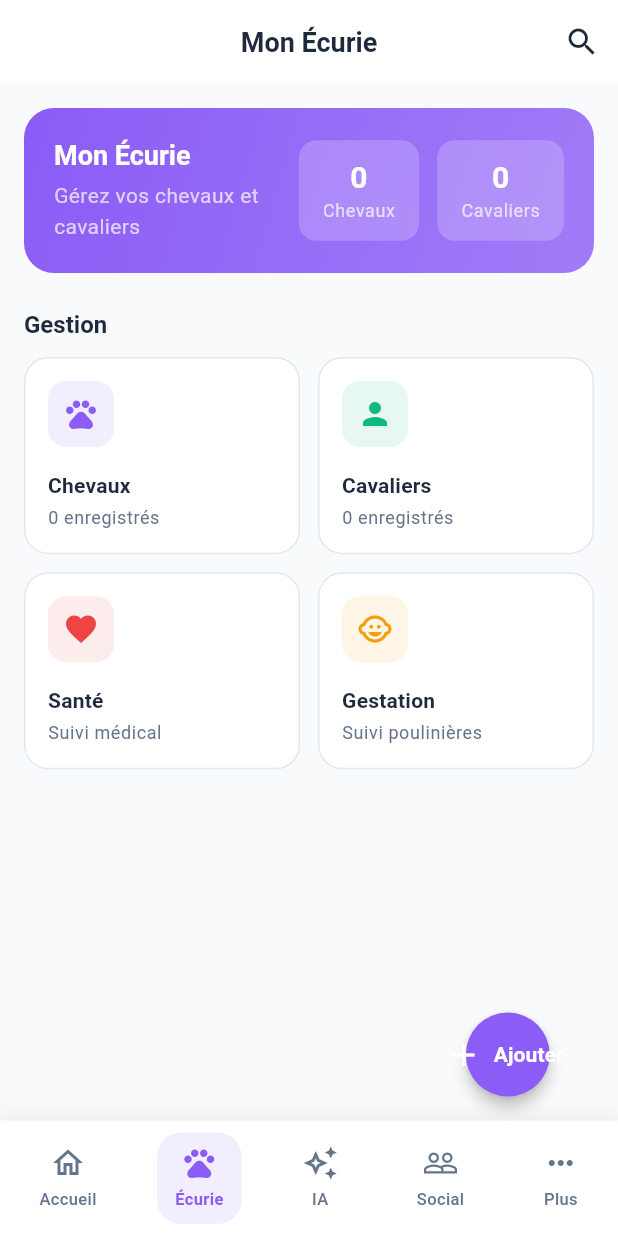
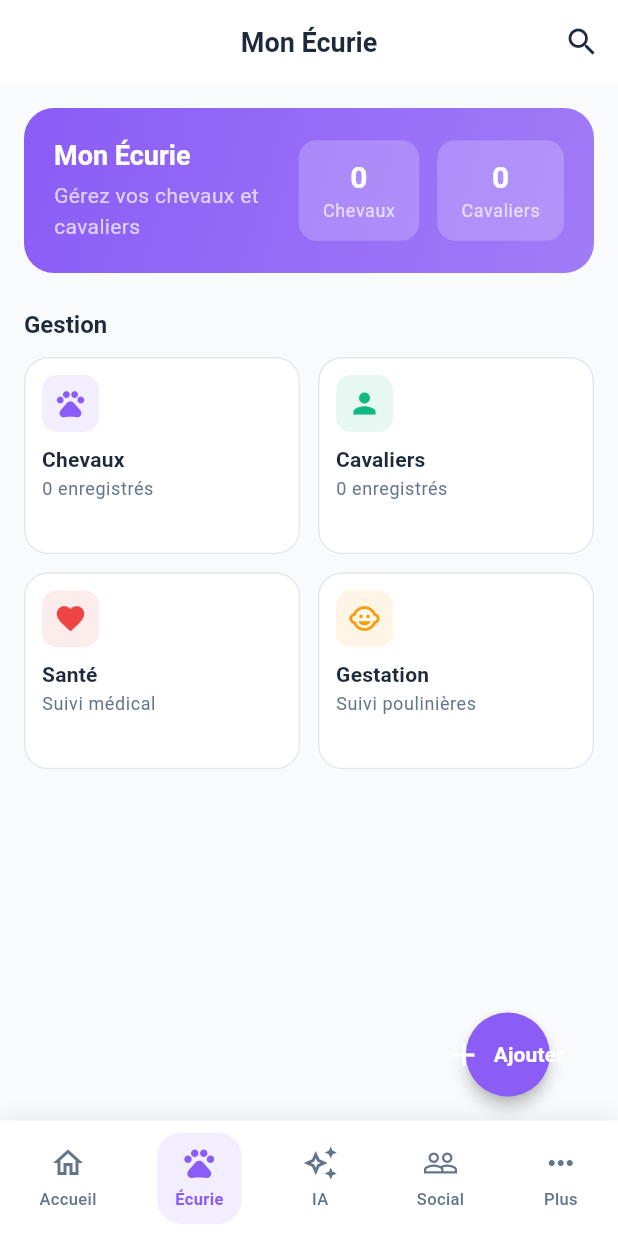
Before and after one commit to olbsports/AI, a Flutter app: the EcurieHomeScreen screen opened by its route, on a phone screen of 412 x 824 dp. Run offline on Flutter 3.47's test engine with Material 3 defaults, Android fonts, the phone set to English and light mode, and no system bars; our stand-ins replace cached_network_image, dio, flutter_riverpod, flutter_secure_storage, go_router, image_picker and 5 more; accounts and stored records are empty; network calls fail.

Commit message:
fix: correct prisma field names and mobile ui overflow

```diff
--- a/apps/mobile/lib/screens/categories/ecurie_home_screen.dart
+++ b/apps/mobile/lib/screens/categories/ecurie_home_screen.dart
@@ -297,26 +297,26 @@ class _SectionItem extends StatelessWidget {
         onTap: onTap,
         borderRadius: BorderRadius.circular(16),
         child: Padding(
-          padding: const EdgeInsets.all(16),
+          padding: const EdgeInsets.all(12),
           child: Column(
             crossAxisAlignment: CrossAxisAlignment.start,
+            mainAxisSize: MainAxisSize.min,
             children: [
               Container(
-                padding: const EdgeInsets.all(10),
+                padding: const EdgeInsets.all(8),
                 decoration: BoxDecoration(
                   color: color.withOpacity(0.1),
-                  borderRadius: BorderRadius.circular(12),
+                  borderRadius: BorderRadius.circular(10),
                 ),
-                child: Icon(icon, color: color, size: 24),
+                child: Icon(icon, color: color, size: 22),
               ),
-              const Spacer(),
+              const SizedBox(height: 8),
               Text(
                 label,
                 style: theme.textTheme.titleMedium?.copyWith(
                   fontWeight: FontWeight.w600,
                 ),
               ),
-              const SizedBox(height: 2),
               Text(
                 subtitle,
                 style: theme.textTheme.bodySmall,
```
Also changed, not shown: apps/mobile/lib/screens/dashboard/dashboard_screen.dart (+2 -5 lines), apps/mobile/lib/screens/social/feed_screen.dart (+6 -3 lines), 3 other files.
